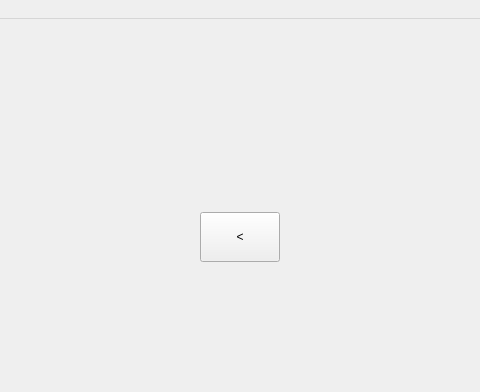
Before: the Qt Designer form mainwindow.ui in jhiy2004/trabalho-pdi-1bim, drawn with Qt 5; both pictures show x 400 to 880 and y 0 to 392 of the 1280 by 861 pixel window.
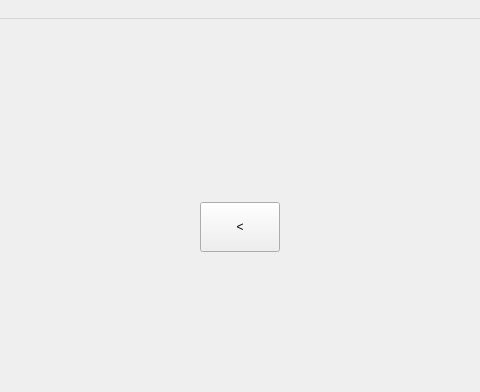
After: the same form once the commit is applied.

Commit message: Mapeando o mouse

```diff
--- a/mainwindow.ui
+++ b/mainwindow.ui
@@ -35,21 +35,8 @@
    <layout class="QVBoxLayout" name="verticalLayout">
     <item>
      <layout class="QGridLayout" name="gridLayout">
-      <item row="3" column="2">
-       <widget class="QLabel" name="channel_3">
-        <property name="minimumSize">
-         <size>
-          <width>400</width>
-          <height>400</height>
-         </size>
-        </property>
-        <property name="text">
-         <string/>
-        </property>
-       </widget>
-      </item>
-      <item row="3" column="1">
-       <widget class="QLabel" name="channel_2">
+      <item row="1" column="2">
+       <widget class="QLabel" name="output_image">
         <property name="minimumSize">
          <size>
           <width>400</width>
@@ -86,6 +73,45 @@
         </property>
        </widget>
       </item>
+      <item row="5" column="1">
+       <widget class="QLabel" name="channel_2">
+        <property name="minimumSize">
+         <size>
+          <width>400</width>
+          <height>400</height>
+         </size>
+        </property>
+        <property name="text">
+         <string/>
+        </property>
+       </widget>
+      </item>
+      <item row="4" column="1">
+       <spacer name="verticalSpacer">
+        <property name="orientation">
+         <enum>Qt::Orientation::Vertical</enum>
+        </property>
+        <property name="sizeHint" stdset="0">
+         <size>
+          <width>20</width>
+          <height>40</height>
+         </size>
+        </property>
+       </spacer>
+      </item>
+      <item row="5" column="2">
+       <widget class="QLabel" name="channel_3">
+        <property name="minimumSize">
+         <size>
+          <width>400</width>
+          <height>400</height>
+         </size>
+        </property>
+        <property name="text">
+         <string/>
+        </property>
+       </widget>
+      </item>
       <item row="0" column="1">
        <spacer name="verticalSpacer_2">
         <property name="orientation">
@@ -99,19 +125,6 @@
         </property>
        </spacer>
       </item>
-      <item row="2" column="1">
-       <spacer name="verticalSpacer">
-        <property name="orientation">
-         <enum>Qt::Orientation::Vertical</enum>
-        </property>
-        <property name="sizeHint" stdset="0">
-         <size>
-          <width>20</width>
-          <height>40</height>
-         </size>
-        </property>
-       </spacer>
-      </item>
       <item row="1" column="0">
        <widget class="QLabel" name="input_image">
         <property name="minimumSize">
@@ -125,20 +138,7 @@
         </property>
        </widget>
       </item>
-      <item row="1" column="2">
-       <widget class="QLabel" name="output_image">
-        <property name="minimumSize">
-         <size>
-          <width>400</width>
-          <height>400</height>
-         </size>
-        </property>
-        <property name="text">
-         <string/>
-        </property>
-       </widget>
-      </item>
-      <item row="3" column="0">
+      <item row="5" column="0">
        <widget class="QLabel" name="channel_1">
         <property name="minimumSize">
          <size>
@@ -151,6 +151,13 @@
         </property>
        </widget>
       </item>
+      <item row="2" column="1" rowspan="2">
+       <widget class="QLabel" name="magnitude_label">
+        <property name="text">
+         <string/>
+        </property>
+       </widget>
+      </item>
      </layout>
     </item>
    </layout>
```
The commit also changes 2 other files.
